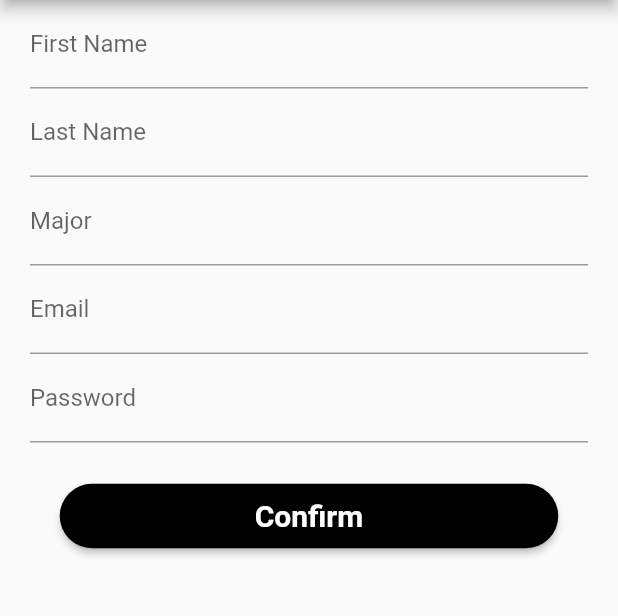
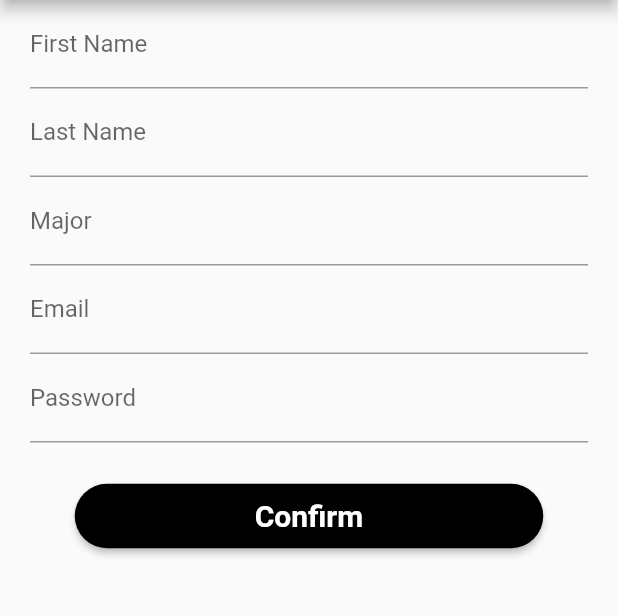
Before and after one commit to coolfortune/Tuter, a Flutter app: the screen it shows after launch, after a tap on "Sign Up", on a phone screen of 412 x 824 dp, the part 84-700 px from its top. Run offline on Flutter 3.47's test engine with Material 2 defaults, Android fonts, the phone set to English and light mode, and no system bars.

Commit message:
Fixed import bug Changed button padding method to avoid truncation

```diff
--- a/lib/login-buttons.dart
+++ b/lib/login-buttons.dart
@@ -16,7 +16,7 @@ class LoginButton extends StatelessWidget {
       fillColor: color,
       elevation: 2.0,
       child: Padding(
-        padding: EdgeInsets.all(10),
+        padding: EdgeInsets.symmetric(vertical: 10.0),
         child: Text(
           text,
           maxLines: 1,
--- a/lib/main.dart
+++ b/lib/main.dart
@@ -106,7 +106,7 @@ class _MyHomePageState extends State<MyHomePage> {
                 fillColor: Colors.lightBlue[800],
                 elevation: 2.0,
                 child: Padding(
-                  padding: EdgeInsets.all(10.0),
+                  padding: EdgeInsets.symmetric(vertical: 10.0),
                   child: Text(
                     'Sign In with Google',
                     maxLines: 1,
--- a/lib/signup.dart
+++ b/lib/signup.dart
@@ -1,5 +1,4 @@
 import 'package:flutter/material.dart';
-import 'package:tuter/customTextField.dart';
 
 class SignupPage extends StatefulWidget {
 
@@ -71,7 +70,7 @@ class _SignupPage extends State<SignupPage> {
                   fillColor: Colors.black,
                   elevation: 2.0,
                   child: Padding(
-                    padding: EdgeInsets.all(10),
+                    padding: EdgeInsets.symmetric(vertical: 10.0),
                     child: Text(
                       'Confirm',
                       maxLines: 1,
```
